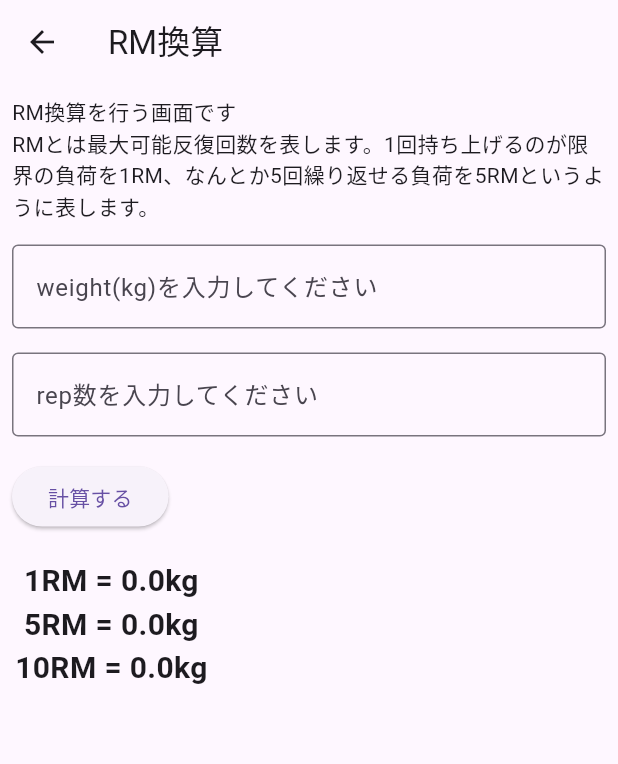
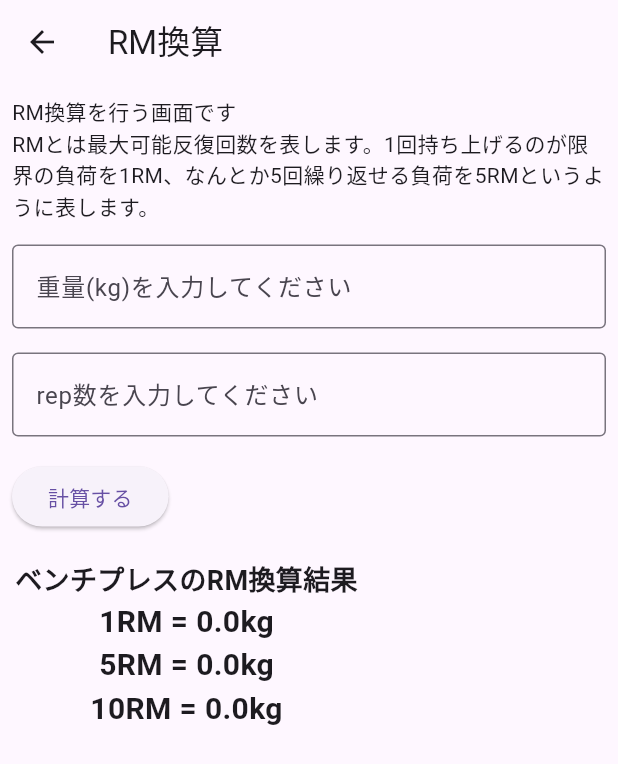
Before and after one commit to yudaitakeda/per, a Flutter app: the Rmstate screen opened directly, after a tap on "計算する", on a phone screen of 412 x 824 dp. Shown: the top 764 px of the screen. Run offline on Flutter 3.47's test engine with Material 3 defaults, Android fonts, the light colour scheme and no system bars; our stand-ins replace table_calendar.

Commit message:
fix:換算式の修正(完成)

```diff
--- a/lib/rm.dart
+++ b/lib/rm.dart
@@ -29,8 +29,8 @@ class _RmState extends State<Rmstate> {
     // 計算結果をセット
     setState(() {
       _result1 = weight * reps / 40 + weight;
-      _result5 = 0.85 * (weight * reps / 40 + weight);
-      _result10 = 0.75 * (weight * reps / 40 + weight);
+      _result5 = _result1! * 0.9;
+      _result10 = _result1! * 0.8;
     });
   }
 
@@ -58,7 +58,7 @@ class _RmState extends State<Rmstate> {
               controller: _weightController,
               decoration: const InputDecoration(
                 border: OutlineInputBorder(),
-                labelText: 'weight(kg)を入力してください',
+                labelText: '重量(kg)を入力してください',
               ),
               keyboardType: TextInputType.number,
             ),
@@ -89,6 +89,13 @@ class _RmState extends State<Rmstate> {
             child:
                 Column(mainAxisAlignment: MainAxisAlignment.center, children: [
               Text(
+                'ベンチプレスのRM換算結果',
+                style: const TextStyle(
+                  fontSize: 18.0,
+                  fontWeight: FontWeight.bold,
+                ),
+              ),
+              Text(
                 '1RM = ${_result1 != null ? _result1.toString() : ''}kg',
                 style: const TextStyle(
                   fontSize: 20.0,
```
